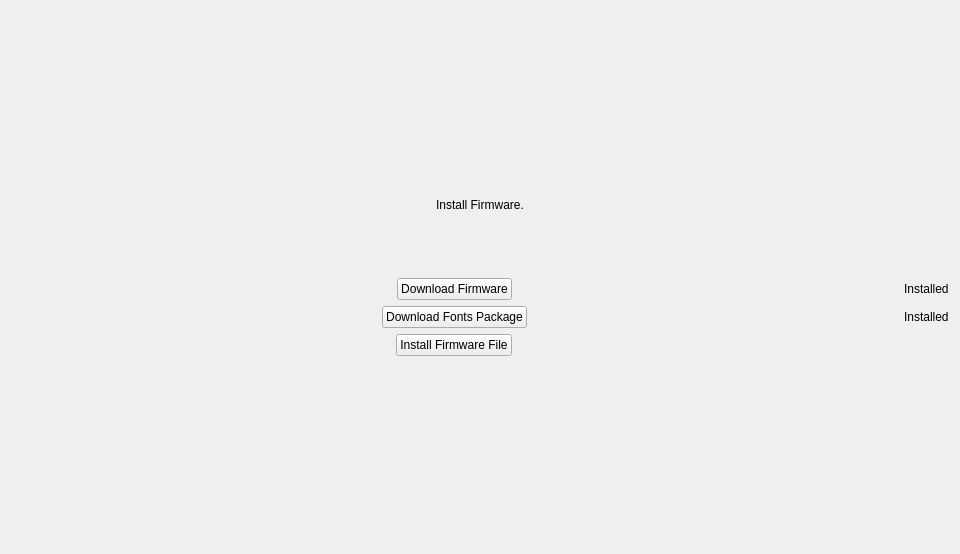
The window that vita3k/gui-qt/src/install_firmware_page.ui (neophyte-team/Vita3K) describes before a commit, drawn with Qt 5.
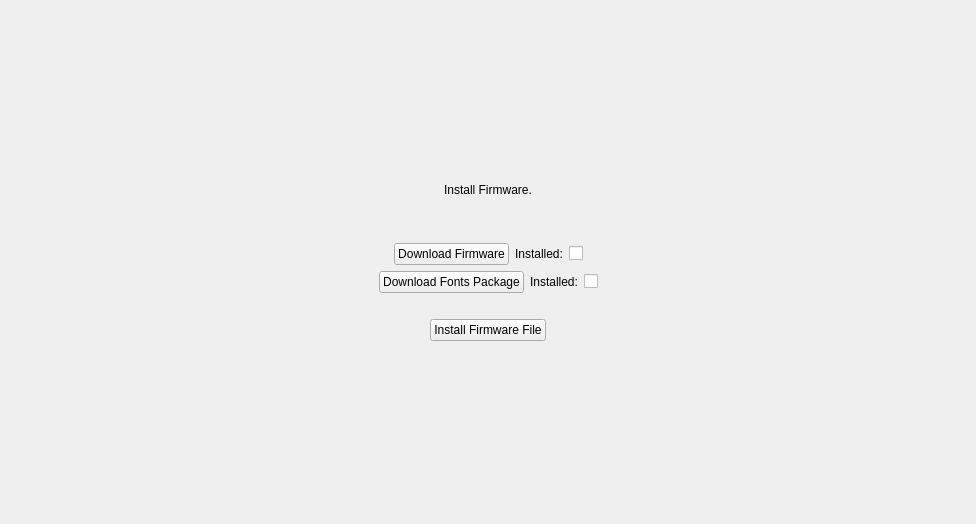
The same window after the commit.

The edit to the form file:
```diff
--- a/vita3k/gui-qt/src/install_firmware_page.ui
+++ b/vita3k/gui-qt/src/install_firmware_page.ui
@@ -6,23 +6,16 @@
    <rect>
     <x>0</x>
     <y>0</y>
-    <width>960</width>
-    <height>554</height>
+    <width>976</width>
+    <height>524</height>
    </rect>
   </property>
   <property name="windowTitle">
    <string>WizardPage</string>
   </property>
-  <layout class="QGridLayout" name="gridLayout">
-   <item row="6" column="1">
-    <widget class="QLabel" name="installed_fonts_status">
-     <property name="text">
-      <string>Installed</string>
-     </property>
-    </widget>
-   </item>
-   <item row="8" column="0">
-    <spacer name="verticalSpacer">
+  <layout class="QVBoxLayout" name="verticalLayout">
+   <item>
+    <spacer name="verticalSpacer_2">
      <property name="orientation">
       <enum>Qt::Vertical</enum>
      </property>
@@ -34,68 +27,28 @@
      </property>
     </spacer>
    </item>
-   <item row="6" column="0" alignment="Qt::AlignHCenter">
-    <widget class="QPushButton" name="download_font_package_button">
-     <property name="text">
-      <string>Download Fonts Package</string>
-     </property>
-    </widget>
-   </item>
-   <item row="3" column="0">
-    <spacer name="horizontalSpacer_2">
-     <property name="orientation">
-      <enum>Qt::Horizontal</enum>
-     </property>
-     <property name="sizeHint" stdset="0">
-      <size>
-       <width>40</width>
-       <height>20</height>
-      </size>
-     </property>
-    </spacer>
-   </item>
-   <item row="5" column="0" alignment="Qt::AlignHCenter">
-    <widget class="QPushButton" name="download_firmware_button">
-     <property name="text">
-      <string>Download Firmware</string>
-     </property>
-    </widget>
-   </item>
-   <item row="4" column="0">
-    <spacer name="horizontalSpacer">
-     <property name="orientation">
-      <enum>Qt::Horizontal</enum>
-     </property>
-     <property name="sizeHint" stdset="0">
-      <size>
-       <width>40</width>
-       <height>20</height>
-      </size>
-     </property>
-    </spacer>
-   </item>
-   <item row="1" column="0" colspan="2" alignment="Qt::AlignHCenter">
+   <item alignment="Qt::AlignHCenter|Qt::AlignVCenter">
     <widget class="QLabel" name="page_name">
      <property name="text">
       <string>Install Firmware.</string>
      </property>
     </widget>
    </item>
-   <item row="0" column="0">
-    <spacer name="verticalSpacer_2">
+   <item>
+    <spacer name="horizontalSpacer_2">
      <property name="orientation">
-      <enum>Qt::Vertical</enum>
+      <enum>Qt::Horizontal</enum>
      </property>
      <property name="sizeHint" stdset="0">
       <size>
-       <width>20</width>
-       <height>40</height>
+       <width>40</width>
+       <height>20</height>
       </size>
      </property>
     </spacer>
    </item>
-   <item row="2" column="0">
-    <spacer name="horizontalSpacer_3">
+   <item>
+    <spacer name="horizontalSpacer">
      <property name="orientation">
       <enum>Qt::Horizontal</enum>
      </property>
@@ -107,20 +60,144 @@
      </property>
     </spacer>
    </item>
-   <item row="5" column="1">
-    <widget class="QLabel" name="installed_firmware_status">
-     <property name="text">
-      <string>Installed</string>
+   <item>
+    <layout class="QHBoxLayout" name="horizontalLayout">
+     <item>
+      <spacer name="horizontalSpacer_3">
+       <property name="orientation">
+        <enum>Qt::Horizontal</enum>
+       </property>
+       <property name="sizeHint" stdset="0">
+        <size>
+         <width>40</width>
+         <height>20</height>
+        </size>
+       </property>
+      </spacer>
+     </item>
+     <item>
+      <widget class="QPushButton" name="download_firmware_button">
+       <property name="text">
+        <string>Download Firmware</string>
+       </property>
+      </widget>
+     </item>
+     <item>
+      <widget class="QLabel" name="insteall_1">
+       <property name="text">
+        <string>Installed:</string>
+       </property>
+      </widget>
+     </item>
+     <item>
+      <widget class="QCheckBox" name="installed_firmware_status">
+       <property name="text">
+        <string/>
+       </property>
+       <property name="checkable">
+        <bool>true</bool>
+       </property>
+      </widget>
+     </item>
+     <item>
+      <spacer name="horizontalSpacer_4">
+       <property name="orientation">
+        <enum>Qt::Horizontal</enum>
+       </property>
+       <property name="sizeHint" stdset="0">
+        <size>
+         <width>40</width>
+         <height>20</height>
+        </size>
+       </property>
+      </spacer>
+     </item>
+    </layout>
+   </item>
+   <item>
+    <layout class="QHBoxLayout" name="horizontalLayout_2">
+     <item>
+      <spacer name="horizontalSpacer_5">
+       <property name="orientation">
+        <enum>Qt::Horizontal</enum>
+       </property>
+       <property name="sizeHint" stdset="0">
+        <size>
+         <width>40</width>
+         <height>20</height>
+        </size>
+       </property>
+      </spacer>
+     </item>
+     <item>
+      <widget class="QPushButton" name="download_font_package_button">
+       <property name="text">
+        <string>Download Fonts Package</string>
+       </property>
+      </widget>
+     </item>
+     <item>
+      <widget class="QLabel" name="install_2">
+       <property name="text">
+        <string>Installed:</string>
+       </property>
+      </widget>
+     </item>
+     <item>
+      <widget class="QCheckBox" name="installed_fonts_status">
+       <property name="text">
+        <string/>
+       </property>
+      </widget>
+     </item>
+     <item>
+      <spacer name="horizontalSpacer_6">
+       <property name="orientation">
+        <enum>Qt::Horizontal</enum>
+       </property>
+       <property name="sizeHint" stdset="0">
+        <size>
+         <width>40</width>
+         <height>20</height>
+        </size>
+       </property>
+      </spacer>
+     </item>
+    </layout>
+   </item>
+   <item>
+    <spacer name="horizontalSpacer_7">
+     <property name="orientation">
+      <enum>Qt::Horizontal</enum>
      </property>
-    </widget>
+     <property name="sizeHint" stdset="0">
+      <size>
+       <width>40</width>
+       <height>20</height>
+      </size>
+     </property>
+    </spacer>
    </item>
-   <item row="7" column="0" alignment="Qt::AlignHCenter">
+   <item alignment="Qt::AlignHCenter">
     <widget class="QPushButton" name="install_firmware_file_button">
      <property name="text">
       <string>Install Firmware File</string>
      </property>
     </widget>
    </item>
+   <item>
+    <spacer name="verticalSpacer">
+     <property name="orientation">
+      <enum>Qt::Vertical</enum>
+     </property>
+     <property name="sizeHint" stdset="0">
+      <size>
+       <width>20</width>
+       <height>40</height>
+      </size>
+     </property>
+    </spacer>
+   </item>
   </layout>
  </widget>
  <resources/>
```
